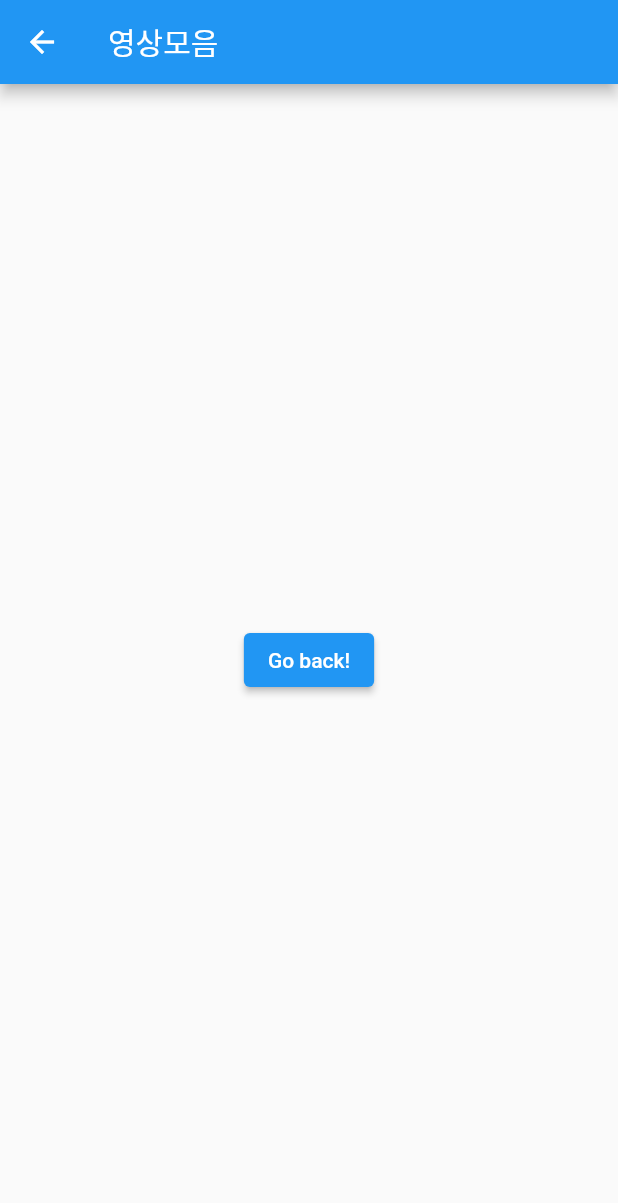
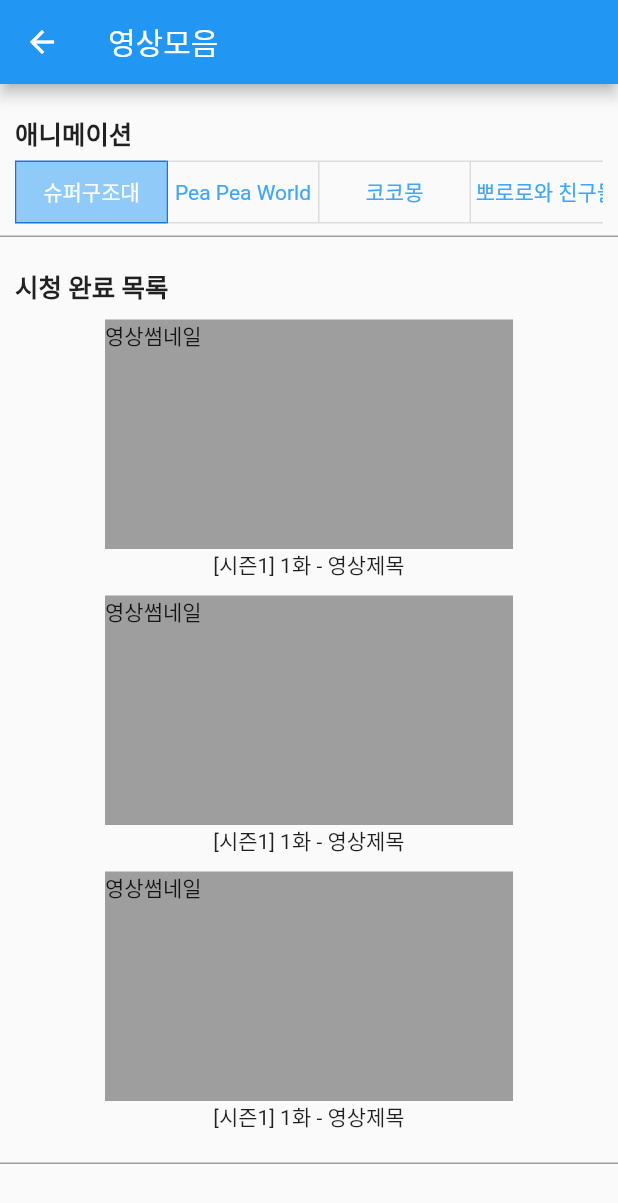
Before and after one commit to yuju-k/brushing_habit, a Flutter app: the MoviesCollectionScreen screen opened by its route, on a phone screen of 412 x 824 dp. Shown: the top 1203 px of the screen. Run offline on Flutter 3.47's test engine with Material 2 defaults, Android fonts, the phone set to English and light mode, and no system bars; our stand-ins replace animated_background, camera, firebase_auth, firebase_core, image_picker, youtube_player_flutter; missing offline and left inert: google_mlkit_commons, google_mlkit_image_labeling; accounts and stored records are empty.

Commit message:
영상모음기본틀작성

```diff
--- a/lib/screen/brushing/brushing_clear.dart
+++ b/lib/screen/brushing/brushing_clear.dart
@@ -1,8 +1,5 @@
 import 'package:flutter/material.dart';
-
 import 'reward_movie_screen.dart';
-import 'dart:async';
-//양치질완료!
 
 class ClearBrushing extends StatefulWidget {
   const ClearBrushing({super.key});
--- a/lib/screen/collection/movies_collection_screen.dart
+++ b/lib/screen/collection/movies_collection_screen.dart
@@ -1,24 +1,144 @@
 import 'package:flutter/material.dart';
 
-//영상모음화면
+const List<Widget> animationName = <Widget>[
+  Text('슈퍼구조대'),
+  Text('Pea Pea World'),
+  Text('코코몽'),
+  Text('뽀로로와 친구들'),
+  Text('꼬마버스 타요'),
+];
 
-class MoviesCollectionScreen extends StatelessWidget {
+final List<bool> selectedanimationName = <bool>[
+  true,
+  false,
+  false,
+  false,
+  false
+];
+
+class MoviesCollectionScreen extends StatefulWidget {
   const MoviesCollectionScreen({super.key});
 
   @override
+  State<MoviesCollectionScreen> createState() => _MoviesCollectionScreenState();
+}
+
+class _MoviesCollectionScreenState extends State<MoviesCollectionScreen> {
+  @override
   Widget build(BuildContext context) {
     return Scaffold(
-      appBar: AppBar(
-        title: const Text("영상모음"),
+        appBar: AppBar(
+          title: const Text("영상모음"),
+        ),
+        body: movieList());
+  }
+
+  Widget movieList() {
+    //큰 틀
+    return SingleChildScrollView(
+        child: Column(
+      mainAxisAlignment: MainAxisAlignment.center,
+      children: <Widget>[
+        animationSelect(),
+        const SizedBox(height: 10),
+        finishedEpisode(),
+      ],
+    ));
+  }
+
+//-- 세 부 위 젯 --//
+  Widget animationSelect() {
+    return Container(
+      width: double.infinity,
+      padding: const EdgeInsets.only(left: 10, right: 10, top: 20, bottom: 5),
+      //아래 테두리 border=1, 색깔=회색
+      decoration: const BoxDecoration(
+        border: Border(
+          bottom: BorderSide(width: 1.0, color: Colors.grey),
+        ),
       ),
-      body: Center(
-        child: ElevatedButton(
-          onPressed: () {
-            // 눌렀을 때 첫 번째 route로 되돌아 갑니다.
-          },
-          child: const Text('Go back!'),
-        ),
+      child: Column(
+        children: [
+          const Align(
+            alignment: Alignment.centerLeft,
+            child: Text(
+              '애니메이션',
+              style: TextStyle(fontSize: 17, fontWeight: FontWeight.bold),
+            ),
+          ),
+          const SizedBox(height: 3),
+          SingleChildScrollView(
+            scrollDirection: Axis.horizontal,
+            child: ToggleButtons(
+              direction: Axis.horizontal,
+              onPressed: (int index) {
+                // Call the updateSelectedanimationName() method to update the list.
+                setState(() {
+                  // The button that is tapped is set to true, and the others to false.
+                  for (int i = 0; i < selectedanimationName.length; i++) {
+                    selectedanimationName[i] = i == index;
+                  }
+                });
+              },
+              selectedBorderColor: Colors.blue[700],
+              selectedColor: Colors.white,
+              fillColor: Colors.blue[200],
+              color: Colors.blue[400],
+              constraints: const BoxConstraints(
+                minHeight: 40.0,
+                minWidth: 100.0,
+              ),
+              isSelected: selectedanimationName,
+              children: animationName,
+            ),
+          )
+        ],
       ),
     );
   }
+
+  Widget finishedEpisode() {
+    return Container(
+        width: double.infinity,
+        //아래 테두리 border=1, 색깔=회색
+        padding: const EdgeInsets.all(10),
+        //아래 테두리 border=1, 색깔=회색
+        decoration: const BoxDecoration(
+          border: Border(
+            bottom: BorderSide(width: 1.0, color: Colors.grey),
+          ),
+        ),
+        child: Column(
+          children: [
+            const Align(
+              alignment: Alignment.centerLeft,
+              child: Text(
+                '시청 완료 목록',
+                style: TextStyle(fontSize: 17, fontWeight: FontWeight.bold),
+              ),
+            ),
+            const SizedBox(height: 10),
+            Column(
+              children: [
+                thumbnailYoutube(),
+                thumbnailYoutube(),
+                thumbnailYoutube(),
+              ],
+            ),
+          ],
+        ));
+  }
+
+  Widget thumbnailYoutube() {
+    return Column(children: [
+      Container(
+        width: 16 * 17.0,
+        height: 9 * 17.0,
+        color: Colors.grey,
+        child: const Text('영상썸네일'),
+      ),
+      const Text('[시즌1] 1화 - 영상제목'),
+      const SizedBox(height: 10),
+    ]);
+  }
 }
```
